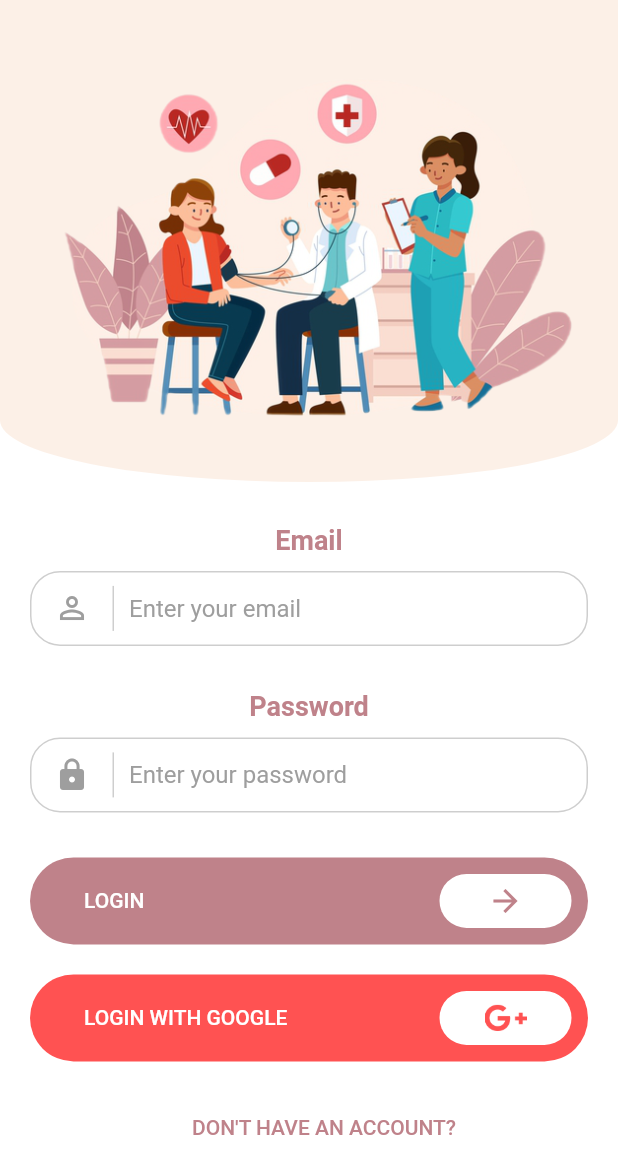
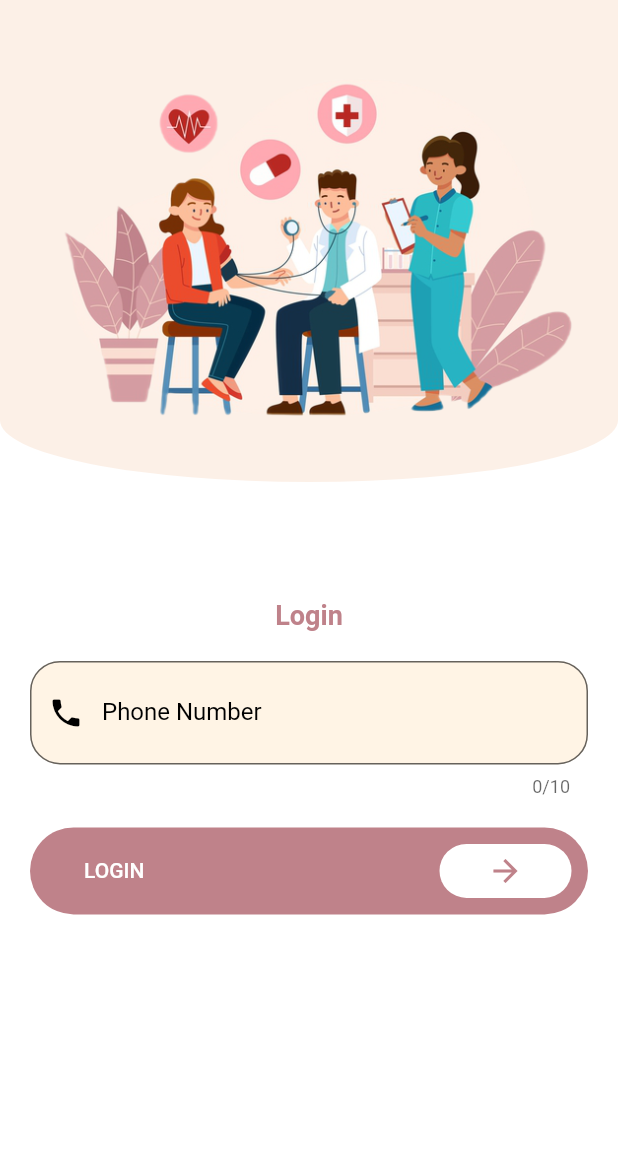
Before and after one commit to Soupaul/app-ADKit-meity, a Flutter app: the screen it shows after launch, on a phone screen of 412 x 824 dp. Shown: the top 1174 px of the screen. Run offline on Flutter 3.47's test engine with Material 2 defaults, Android fonts, the light colour scheme and no system bars; our stand-ins replace avatar_glow, cloud_firestore, firebase_auth, firebase_core, firebase_storage, flutter_tts and 6 more; accounts and stored records are empty; project files that could hold a hidden picture were left out.

Commit message:
otp implemented

```diff
--- a/lib/main.dart
+++ b/lib/main.dart
@@ -1,3 +1,7 @@
+import 'dart:async';
+
+import 'package:firebase_auth/firebase_auth.dart';
+import 'package:firebase_core/firebase_core.dart';
 import 'package:flutter/material.dart';
 import 'package:thefirstone/ui/home.dart';
 import 'ui/home.dart';
@@ -6,15 +10,46 @@ import 'ui/login.dart';
 import 'ui/login.dart';
 import 'utils/firebase_auth.dart';
 
-void main() => runApp(new MyApp());
+void main() async {
+  WidgetsFlutterBinding.ensureInitialized();
+  await Firebase.initializeApp();
+  runApp(MyApp());
+}
 
-class MyApp extends StatelessWidget {
-  _getScreen() {
-    return StreamBuilder(
-      stream: AuthProvider.getAuth.onAuthStateChanged,
-      builder: (context, snapshot) =>
-          snapshot.hasData ? HomePage() : LoginPage(),
-    );
+
+class MyApp extends StatefulWidget {
+  @override
+  _MyAppState createState() => _MyAppState();
+}
+
+
+class _MyAppState extends State<MyApp> {
+
+ var ins;
+
+  @override
+  void initState() {
+
+    super.initState();
+  }
+
+
+
+
+
+ _getScreen() {
+
+   if(FirebaseAuth.instance!=null){
+     if(FirebaseAuth.instance.currentUser!=null){
+       if(!FirebaseAuth.instance.currentUser.uid.isEmpty)
+         return HomePage();
+     }
+   }
+
+   return LoginPage();
+
+
+
   }
 
   @override
--- a/lib/ui/login.dart
+++ b/lib/ui/login.dart
@@ -1,7 +1,9 @@
 import 'package:flutter/material.dart';
+import 'package:thefirstone/ui/personal_details.dart';
 import 'package:thefirstone/widgets/custom_clipper.dart';
 import '../utils/firebase_auth.dart';
 import 'form.dart';
+import 'otp.dart';
 
 class LoginPage extends StatefulWidget {
   @override
@@ -11,18 +13,19 @@ class LoginPage extends StatefulWidget {
 class _LoginPageState extends State<LoginPage> {
   TextEditingController _emailController;
   TextEditingController _passwordController;
+  TextEditingController _controller;
 
   @override
   void initState() {
     super.initState();
     _emailController = TextEditingController(text: "");
     _passwordController = TextEditingController(text: "");
+    _controller = TextEditingController(text: "");
   }
 
   @override
   Widget build(BuildContext context) {
-    return SafeArea(
-      child: Scaffold(
+    return Scaffold(
       backgroundColor: Theme.of(context).primaryColor,
       body: Container(
         child: SingleChildScrollView(
@@ -47,9 +50,9 @@ class _LoginPageState extends State<LoginPage> {
                 ),
               ),
               Padding(
-                  padding: const EdgeInsets.only(top: 20.0),
+                padding: const EdgeInsets.only(top: 70.0),
                 child: Text(
-                    "Email",
+                  "Login",
                   style: TextStyle(
                     color: Color(0xFFBF828A),
                     fontSize: 18.0,
@@ -57,7 +60,7 @@ class _LoginPageState extends State<LoginPage> {
                   ),
                 ),
               ),
-                Container(
+              /*Container(
                 decoration: BoxDecoration(
                   border: Border.all(
                     color: Colors.grey.withOpacity(0.5),
@@ -107,46 +110,31 @@ class _LoginPageState extends State<LoginPage> {
                     fontWeight: FontWeight.bold,
                   ),
                 ),
+              ),*/
+              Padding(
+                padding: EdgeInsets.fromLTRB(20, 20, 20, 0),
+                child: TextField(
+                  cursorColor: Colors.black,
+                  style: TextStyle(fontSize: 18.0, color: Colors.black),
+                  maxLength: 10,
+                  keyboardType: TextInputType.number,
+                  controller: _controller,
+                  decoration: InputDecoration(
+                    fillColor: Colors.orange.withOpacity(0.1),
+                    filled: true,
+                    border: OutlineInputBorder(
+                        borderRadius: BorderRadius.all(Radius.circular(20.0))),
+                    labelText: 'Phone Number',
+                    labelStyle: TextStyle(fontSize: 16.0, color: Colors.black),
+                    prefixIcon: Icon(
+                      Icons.phone,
+                      color: Colors.black,
                     ),
-                Container(
-                  decoration: BoxDecoration(
-                    border: Border.all(
-                      color: Colors.grey.withOpacity(0.5),
-                      width: 1.0,
-                    ),
-                    borderRadius: BorderRadius.circular(20.0),
-                  ),
-                  margin: const EdgeInsets.symmetric(
-                      vertical: 10.0, horizontal: 20.0),
-                  child: Row(
-                    children: <Widget>[
-                      new Padding(
-                        padding: EdgeInsets.symmetric(
-                            vertical: 10.0, horizontal: 15.0),
-                        child: Icon(
-                          Icons.lock,
-                          color: Colors.grey,
+                    prefix: Padding(
+                      padding: EdgeInsets.all(4),
+                      child: Text('+91'),
                     ),
                   ),
-                      Container(
-                        height: 30.0,
-                        width: 1.0,
-                        color: Colors.grey.withOpacity(0.5),
-                        margin: const EdgeInsets.only(left: 00.0, right: 10.0),
-                      ),
-                      new Expanded(
-                        child: TextField(
-                          controller: _passwordController,
-                          obscureText: true,
-                          cursorColor: Color(0xFFBF828A),
-                          decoration: InputDecoration(
-                            border: InputBorder.none,
-                            hintText: 'Enter your password',
-                            hintStyle: TextStyle(color: Colors.grey),
-                          ),
-                        ),
-                      )
-                    ],
                 ),
               ),
               Container(
@@ -191,19 +179,18 @@ class _LoginPageState extends State<LoginPage> {
                                     color: Color(0xFFBF828A),
                                   ),
                                   onPressed: () async {
-                                      if (_emailController.text.isEmpty ||
-                                          _passwordController.text.isEmpty) {
-                                        print(
-                                            "Email and password cannot be empty");
-                                        return;
-                                      }
-                                      bool res =
+                                    Navigator.of(context).push(
+                                      MaterialPageRoute(
+                                          builder: (context) =>
+                                              OtpPage(_controller.text)),
+                                    );
+                                    /*bool res =
                                         await AuthProvider.signInWithEmail(
                                             _emailController.text,
                                             _passwordController.text);
                                     if (!res) {
                                       print("Login failed");
-                                      }
+                                    }*/
                                   },
                                 ),
                               ),
@@ -211,24 +198,17 @@ class _LoginPageState extends State<LoginPage> {
                           ],
                         ),
                         onPressed: () async {
-                            if (_emailController.text.isEmpty ||
-                                _passwordController.text.isEmpty) {
-                              print("Email and password cannot be empty");
-                              return;
-                            }
-                            bool res = await AuthProvider.signInWithEmail(
-                                _emailController.text,
-                                _passwordController.text);
-                            if (!res) {
-                              print("Login failed");
-                            }
+                          Navigator.of(context).push(MaterialPageRoute(
+                              builder: (context) =>
+                                  OtpPage(_controller.text)
+                          ));
                         },
                       ),
                     ),
                   ],
                 ),
               ),
-                Container(
+              /* Container(
                 margin: const EdgeInsets.only(top: 20.0),
                 padding: const EdgeInsets.only(left: 20.0, right: 20.0),
                 child: new Row(
@@ -268,8 +248,7 @@ class _LoginPageState extends State<LoginPage> {
                                   splashColor: Colors.white,
                                   color: Colors.white,
                                   child: Image(
-                                      image:
-                                          AssetImage("assets/google-plus.png"),
+                                    image: AssetImage("assets/google-plus.png"),
                                     height: 28.0,
                                     color: Colors.redAccent,
                                   ),
@@ -311,14 +290,15 @@ class _LoginPageState extends State<LoginPage> {
                             style: TextStyle(color: Color(0xFFBF828A)),
                           ),
                         ),
-                          onPressed: () => {},
+                        onPressed: () => {
+
+                        },
                       ),
                     ),
                   ],
                 ),
-                ),
+              ),*/
             ],
-            ),
           ),
         ),
       ),
--- a/lib/utils/firebase_auth.dart
+++ b/lib/utils/firebase_auth.dart
@@ -7,7 +7,7 @@ class AuthProvider {
 
   static FirebaseAuth get getAuth => _auth;
 
-  static Future<bool> signInWithEmail(String email, String password) async {
+ /*static Future<bool> signInWithEmail(String email, String password) async {
     try {
       AuthResult result = await _auth.signInWithEmailAndPassword(
           email: email, password: password);
@@ -81,4 +81,8 @@ class AuthProvider {
     FirebaseUser user = await _auth.currentUser();
     return user.isEmailVerified;
   }
+
+   static Future<bool> isLoggedin() async {
+    return _auth.currentUser.uid.isEmpty?false:true;
+  }*/
 }
```
Also changed, not shown: lib/ui/form.dart (+2 -7 lines), lib/ui/home.dart (+27 -56 lines), lib/ui/otp.dart (added, +136 -0 lines), lib/ui/personal_details.dart (added, +216 -0 lines), pubspec.yaml (+12 -9 lines), pubspec.lock. Lines whose indentation alone changed are shown as unchanged.
